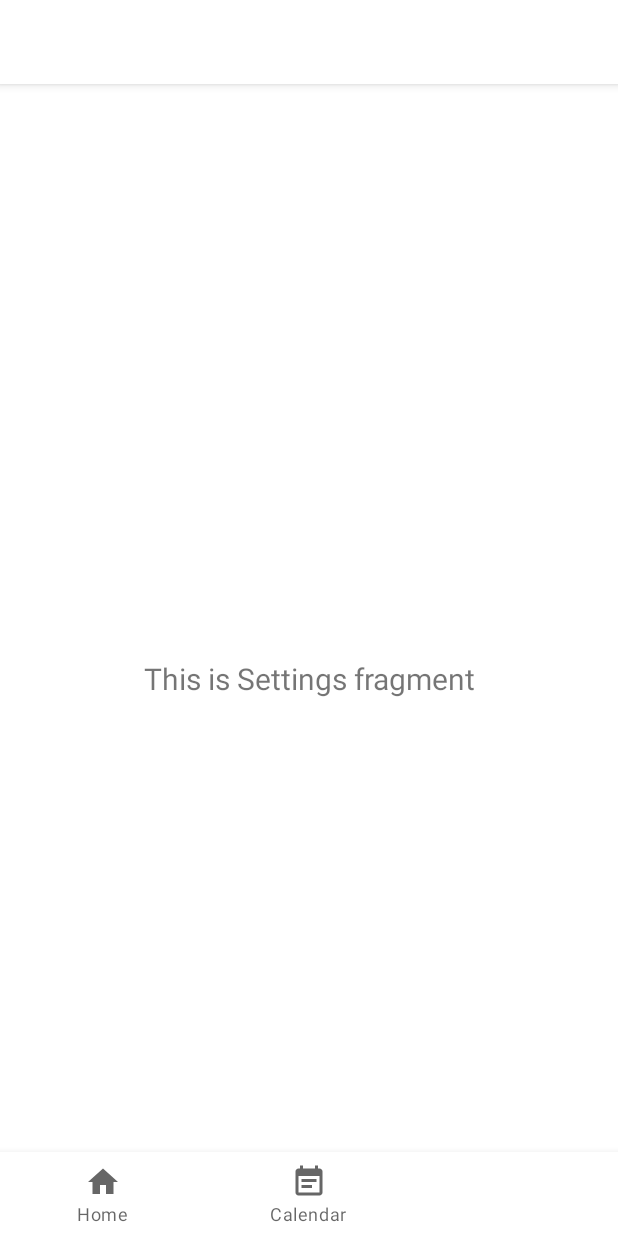
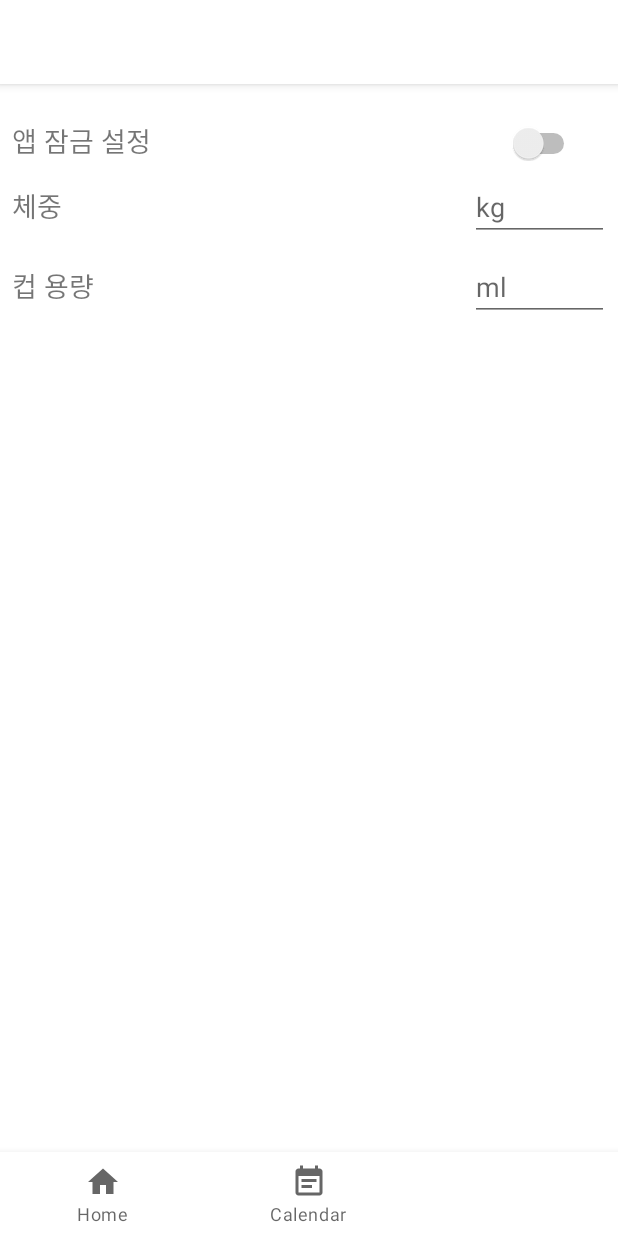
Before and after one commit to hanaandalice/Plouf, an Android app: the SettingsFragment screen opened through its navigation route, on a phone screen of 412 x 824 dp. Run offline under Robolectric (Android 15) with nearby library versions, the phone set to English and light mode, and no system bars; our stand-ins replace Room's generated code, navigation-ui.

Commit message:
Add Settings UI

```diff
--- a/app/src/main/java/com/example/plouf/ui/notifications/SettingsFragment.java
+++ b/app/src/main/java/com/example/plouf/ui/settings/SettingsFragment.java
@@ -1,4 +1,4 @@
-package com.example.plouf.ui.notifications;
+package com.example.plouf.ui.settings;
 
 import android.os.Bundle;
 import android.view.LayoutInflater;
@@ -23,7 +23,7 @@ public class SettingsFragment extends Fragment {
         settingsViewModel =
                 new ViewModelProvider(this).get(SettingsViewModel.class);
         View root = inflater.inflate(R.layout.fragment_settings, container, false);
-        final TextView textView = root.findViewById(R.id.text_notifications);
+        final TextView textView = root.findViewById(R.id.tv_lockSetting);
         settingsViewModel.getText().observe(getViewLifecycleOwner(), new Observer<String>() {
             @Override
             public void onChanged(@Nullable String s) {
--- a/app/src/main/java/com/example/plouf/ui/notifications/SettingsViewModel.java
+++ b/app/src/main/java/com/example/plouf/ui/settings/SettingsViewModel.java
@@ -1,4 +1,4 @@
-package com.example.plouf.ui.notifications;
+package com.example.plouf.ui.settings;
 
 import androidx.lifecycle.LiveData;
 import androidx.lifecycle.MutableLiveData;
@@ -10,7 +10,7 @@ public class SettingsViewModel extends ViewModel {
 
     public SettingsViewModel() {
         mText = new MutableLiveData<>();
-        mText.setValue("This is Settings fragment");
+        mText.setValue("앱 잠금 설정");
     }
 
     public LiveData<String> getText() {
--- a/app/src/main/res/layout/fragment_settings.xml
+++ b/app/src/main/res/layout/fragment_settings.xml
@@ -1,22 +1,89 @@
 <?xml version="1.0" encoding="utf-8"?>
-<androidx.constraintlayout.widget.ConstraintLayout xmlns:android="http://schemas.android.com/apk/res/android"
+<LinearLayout xmlns:android="http://schemas.android.com/apk/res/android"
     xmlns:app="http://schemas.android.com/apk/res-auto"
     xmlns:tools="http://schemas.android.com/tools"
     android:layout_width="match_parent"
     android:layout_height="match_parent"
-    tools:context=".ui.notifications.SettingsFragment">
+    tools:context=".ui.settings.SettingsFragment"
+    android:orientation="vertical"
+    android:layout_marginTop="@dimen/settings_vertical_margin">
 
-    <TextView
-        android:id="@+id/text_notifications"
+    <LinearLayout
         android:layout_width="match_parent"
         android:layout_height="wrap_content"
-        android:layout_marginStart="8dp"
-        android:layout_marginTop="8dp"
-        android:layout_marginEnd="8dp"
-        android:textAlignment="center"
-        android:textSize="20sp"
-        app:layout_constraintBottom_toBottomOf="parent"
-        app:layout_constraintEnd_toEndOf="parent"
-        app:layout_constraintStart_toStartOf="parent"
-        app:layout_constraintTop_toTopOf="parent" />
-</androidx.constraintlayout.widget.ConstraintLayout>
+        android:orientation="horizontal">
+
+        <TextView
+            android:id="@+id/tv_lockSetting"
+            android:layout_width="305dp"
+            android:layout_height="wrap_content"
+            android:layout_marginLeft="8dp"
+            android:text="앱 잠금"
+            android:textSize="18dp"
+            app:layout_constraintBottom_toBottomOf="parent"
+            app:layout_constraintEnd_toStartOf="@+id/sw_lock"
+            app:layout_constraintHorizontal_bias="0.58"
+            app:layout_constraintStart_toStartOf="parent"
+            app:layout_constraintTop_toTopOf="parent"
+            app:layout_constraintVertical_bias="0.021" />
+
+        <Switch
+            android:id="@+id/sw_lock"
+            android:layout_width="73dp"
+            android:layout_height="wrap_content"
+            android:layout_marginEnd="16dp"
+            app:layout_constraintEnd_toEndOf="parent"
+            app:layout_constraintTop_toTopOf="parent" />
+    </LinearLayout>
+
+    <LinearLayout
+        android:layout_width="match_parent"
+        android:layout_height="wrap_content"
+        android:orientation="horizontal"
+        android:layout_marginTop="@dimen/settings_vertical_margin">
+
+        <TextView
+            android:layout_width="305dp"
+            android:layout_height="wrap_content"
+            android:layout_marginLeft="8dp"
+            android:text="체중"
+            android:textSize="18dp" />
+
+        <EditText
+            android:id="@+id/et_weight"
+            android:layout_width="wrap_content"
+            android:layout_height="wrap_content"
+            android:layout_weight="1"
+            android:layout_marginRight="6dp"
+            android:ems="10"
+            android:inputType="number"
+            android:hint="kg"/>
+    </LinearLayout>
+
+    <LinearLayout
+        android:layout_width="match_parent"
+        android:layout_height="wrap_content"
+        android:orientation="horizontal"
+        android:layout_marginTop="@dimen/settings_vertical_margin">
+
+        <TextView
+            android:layout_width="305dp"
+            android:layout_height="wrap_content"
+            android:layout_marginLeft="8dp"
+            android:text="컵 용량"
+            android:textSize="18dp" />
+
+        <EditText
+            android:id="@+id/tv_waterCup"
+            android:layout_width="wrap_content"
+            android:layout_height="wrap_content"
+            android:layout_weight="1"
+            android:layout_marginRight="6dp"
+            android:ems="10"
+            android:inputType="number"
+            android:hint="ml"/>
+
+    </LinearLayout>
+
+
+</LinearLayout>
--- a/app/src/main/res/navigation/mobile_navigation.xml
+++ b/app/src/main/res/navigation/mobile_navigation.xml
@@ -27,7 +27,7 @@
 
     <fragment
         android:id="@+id/navigation_settings"
-        android:name="com.example.plouf.ui.notifications.SettingsFragment"
+        android:name="com.example.plouf.ui.settings.SettingsFragment"
         android:label="@string/title_Settings"
         tools:layout="@layout/fragment_settings" />
 </navigation>
--- a/app/src/main/res/values/dimens.xml
+++ b/app/src/main/res/values/dimens.xml
@@ -2,4 +2,5 @@
     <!-- Default screen margins, per the Android Design guidelines. -->
     <dimen name="activity_horizontal_margin">16dp</dimen>
     <dimen name="activity_vertical_margin">16dp</dimen>
+    <dimen name="settings_vertical_margin">8dp</dimen>
 </resources>
```
